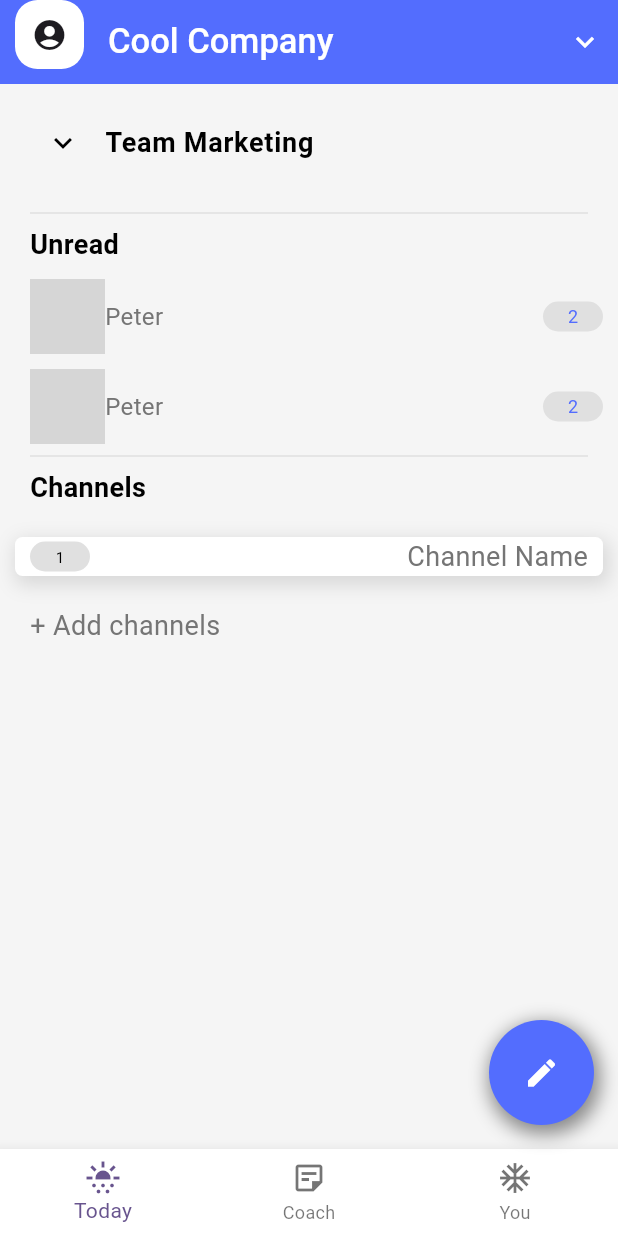
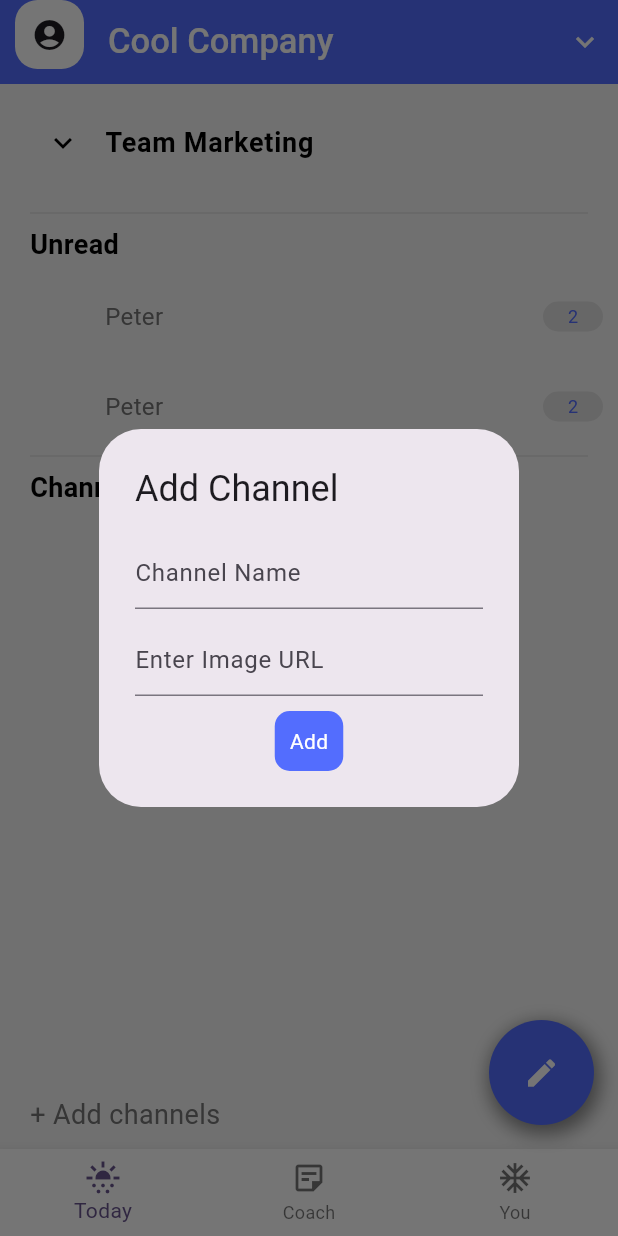
Before and after one commit to SrikantaPrasadrajeUrs/flutter_batch_2, a Flutter app: the screen it shows after launch, after a tap on "+ Add channels", on a phone screen of 412 x 824 dp. Run offline on Flutter 3.47's test engine with Material 3 defaults, Android fonts, the phone set to English and light mode, and no system bars; network calls fail; grey boxes are pictures that could not be loaded.

Commit message:
added pop up

```diff
--- a/lib/main.dart
+++ b/lib/main.dart
@@ -32,6 +32,9 @@ class Demo1 extends StatefulWidget {
 }
 
 class _Demo1State extends State<Demo1> {
+  TextEditingController channelNameController = TextEditingController();
+  TextEditingController channelImageController = TextEditingController();
+
   final TextStyle greyMedium = TextStyle(
     color: Colors.grey.shade600,
     fontSize: 18,
@@ -46,7 +49,50 @@ class _Demo1State extends State<Demo1> {
 
   List<Widget> channels = [];
 
-  // we will pompt user to enter channel name
+  void addChannel(){
+    showDialog(
+        context: context,
+        builder: (context){
+          return AlertDialog(
+            title: Text("Add Channel"),
+            content: Column(
+              mainAxisSize: MainAxisSize.min,
+              children: [
+                TextField(
+                  controller: channelNameController,
+                  decoration: InputDecoration(
+                    hintText: "Channel Name"
+                  )
+                ),
+                SizedBox(height: 10),
+                TextField(
+                    controller: channelImageController,
+                    decoration: InputDecoration(
+                        hintText: "Enter Image URL"
+                    )
+                ),
+                SizedBox(height: 10),
+                GestureDetector(
+                  onTap: (){
+                    print("channelName: ${channelNameController.value} - channelImage: ${channelImageController.value}");
+                  },
+                  child: Container(
+                    decoration: BoxDecoration(
+                      color: Colors.indigoAccent,
+                      borderRadius: BorderRadius.circular(10),
+                    ),
+                    padding: EdgeInsets.all(10),
+                    child: Text("Add", style: TextStyle(color: Colors.white)),
+                  ),
+                )
+              ],
+            ),
+          );
+        }
+    );
+  }
+
+  // we will pompt user to enter channel name and image address
   // on click on channel we will navigate to other screen with some data - image[image address]
   // scrollable channels
 
@@ -153,44 +199,19 @@ class _Demo1State extends State<Demo1> {
               child: Text("Channels", style: greyBold),
             ),
             SizedBox(height: 10),
-            ...channels,
+            // -----------
+            Expanded(
+              child: SingleChildScrollView(
+                scrollDirection: Axis.vertical,
+                child: Column(
+                  children: channels,
+                ),
+              ),
+            ),
+            // ------------
             SizedBox(height: 10),
             GestureDetector(
-              onTap: (){
-                channels.add(
-                  Container(
-                    padding: EdgeInsets.symmetric(horizontal: 10),
-                    margin: EdgeInsets.symmetric(vertical: 10),
-                    decoration: BoxDecoration(
-                      color: Colors.white,
-                      borderRadius: BorderRadius.circular(5),
-                      boxShadow: [
-                        BoxShadow(
-                          color: Colors.black12,
-                          blurRadius: 10,
-                          spreadRadius: 2,
-                          offset: Offset(2, 4)
-                        )
-                      ]
-                    ),
-                    child: Row(
-                      mainAxisAlignment: MainAxisAlignment.spaceBetween,
-                      children: [
-                        Container(
-                            width: 40,
-                            height: 20,
-                            decoration: BoxDecoration(
-                              color: Colors.grey.shade300,
-                              borderRadius: BorderRadius.circular(15),
-                            ),
-                            child: Center(child: Text("1", style: greyMedium.copyWith(color: Colors.black, fontSize: 10)))),
-                        Text("Channel Name", style: greyMedium),
-                      ],
-                    ),
-                  )
-                );
-                setState(()=>channels);
-              },
+              onTap: addChannel,
               child: Padding(
                 padding: const EdgeInsets.only(left: 10.0),
                 child: Text("+ Add channels", style: greyMedium),
```
